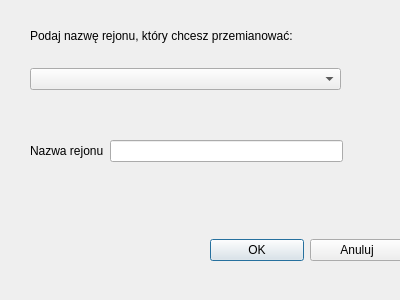
First picture: the form in fromularzeModyfikacja/modrejon.ui, repository margap1998/Bazy-danych-taxi, before the edit.
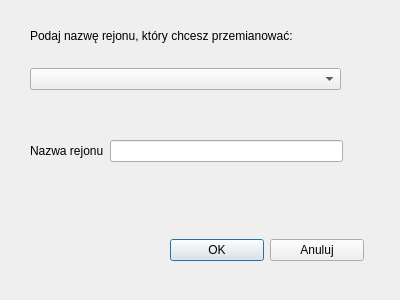
Second picture: the form after the edit.

```diff
--- a/fromularzeModyfikacja/modrejon.ui
+++ b/fromularzeModyfikacja/modrejon.ui
@@ -16,7 +16,7 @@
   <widget class="QWidget" name="horizontalLayoutWidget">
    <property name="geometry">
     <rect>
-     <x>210</x>
+     <x>170</x>
      <y>210</y>
      <width>194</width>
      <height>80</height>
```
Left out of the diff: 2 changed lines with no effect on the pictures.
